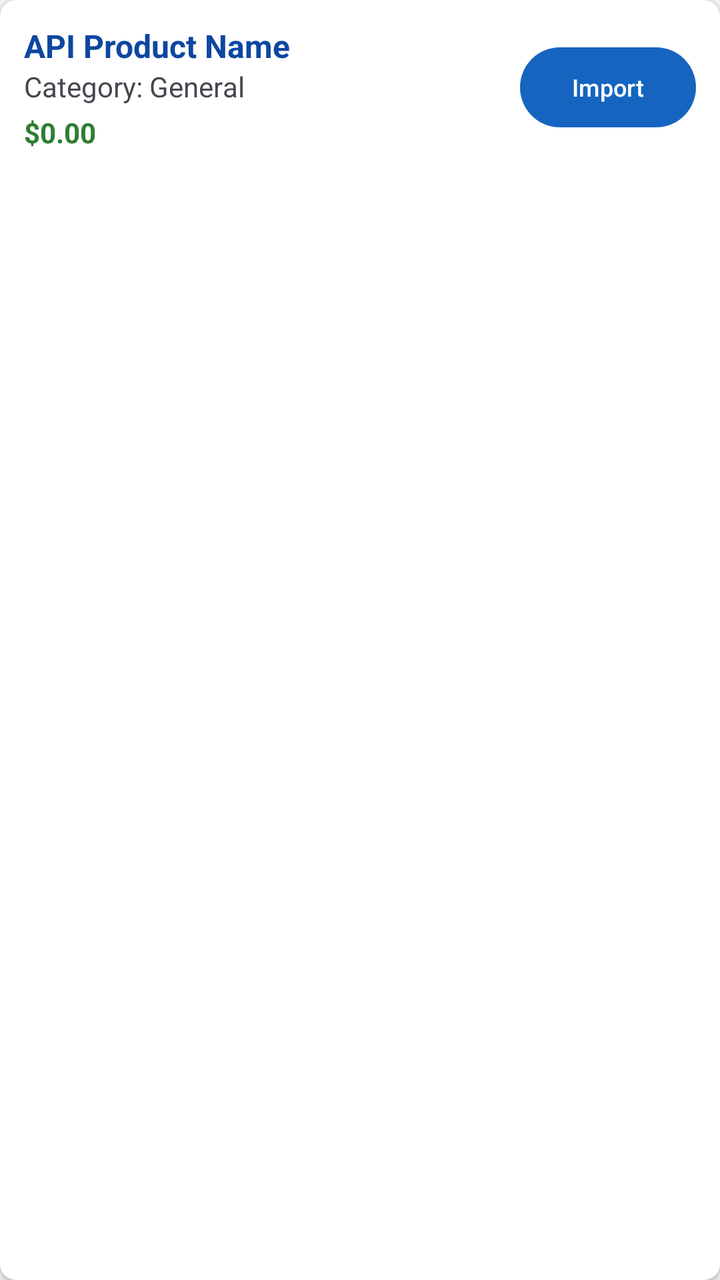
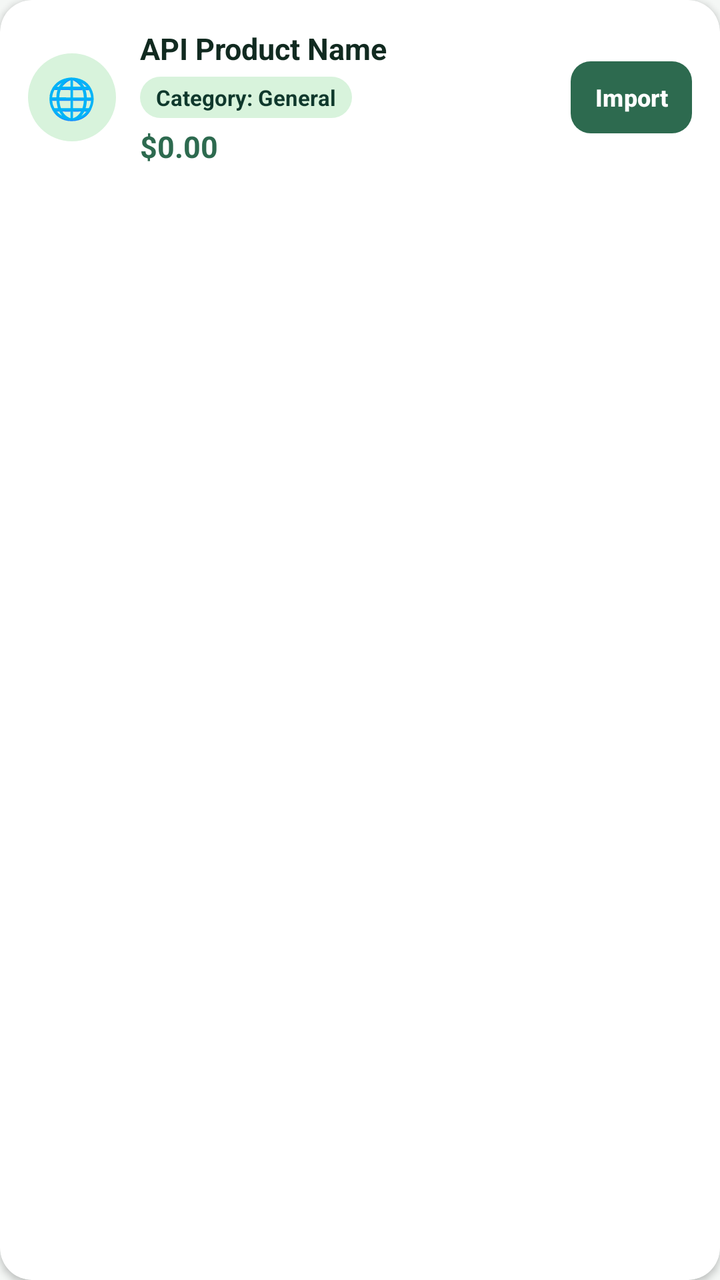

Two renders of the same Android screen: before a commit and after it. Below are the layout's source before the change and the commit's diff.
<!-- AndroidManifest.xml: application theme Theme.SmartShopManager -->
<!-- res/layout/item_api_product.xml -->
<?xml version="1.0" encoding="utf-8"?>
<androidx.cardview.widget.CardView xmlns:android="http://schemas.android.com/apk/res/android"
    xmlns:app="http://schemas.android.com/apk/res-auto"
    android:layout_width="match_parent"
    android:layout_height="wrap_content"
    android:layout_marginHorizontal="8dp"
    android:layout_marginVertical="4dp"
    app:cardCornerRadius="8dp"
    app:cardElevation="2dp">

    <LinearLayout
        android:layout_width="match_parent"
        android:layout_height="wrap_content"
        android:orientation="horizontal"
        android:padding="12dp"
        android:gravity="center_vertical">

        <LinearLayout
            android:layout_width="0dp"
            android:layout_height="wrap_content"
            android:layout_weight="1"
            android:orientation="vertical">

            <TextView
                android:id="@+id/tvApiProductName"
                android:layout_width="match_parent"
                android:layout_height="wrap_content"
                android:text="API Product Name"
                android:textColor="@color/primary_dark"
                android:textSize="16sp"
                android:textStyle="bold" />

            <TextView
                android:id="@+id/tvApiProductCategory"
                android:layout_width="match_parent"
                android:layout_height="wrap_content"
                android:text="Category: General"
                android:textSize="14sp" />

            <TextView
                android:id="@+id/tvApiProductPrice"
                android:layout_width="match_parent"
                android:layout_height="wrap_content"
                android:text="$0.00"
                android:textColor="@color/success"
                android:textStyle="bold"
                android:layout_marginTop="4dp" />

        </LinearLayout>

        <Button
            android:id="@+id/btnImportProduct"
            android:layout_width="wrap_content"
            android:layout_height="wrap_content"
            android:text="Import"
            android:textSize="12sp" />

    </LinearLayout>

</androidx.cardview.widget.CardView>
<!-- resources referenced by this layout -->
<resources>
  <color name="primary_dark">#0D47A1</color>
  <color name="success">#2E7D32</color>
  <style name="Theme.SmartShopManager" parent="Theme.Material3.DayNight.NoActionBar">
          <item name="colorPrimary">@color/primary</item>
          <item name="colorPrimaryDark">@color/primary_dark</item>
          <item name="colorSecondary">@color/accent</item>
          <item name="android:windowBackground">@color/background</item>
      </style>
  <color name="primary">#1565C0</color>
  <color name="accent">#FF6F00</color>
  <color name="background">#F5F5F5</color>
</resources>

<!-- the commit's change to res/layout/item_api_product.xml (unified diff, before → after) -->
@@ -3,17 +3,33 @@
     xmlns:app="http://schemas.android.com/apk/res-auto"
     android:layout_width="match_parent"
     android:layout_height="wrap_content"
-    android:layout_marginHorizontal="8dp"
-    android:layout_marginVertical="4dp"
-    app:cardCornerRadius="8dp"
+    android:layout_marginHorizontal="2dp"
+    android:layout_marginVertical="6dp"
+    app:cardBackgroundColor="@color/card_background"
+    app:cardCornerRadius="16dp"
     app:cardElevation="2dp">
 
     <LinearLayout
         android:layout_width="match_parent"
         android:layout_height="wrap_content"
+        android:gravity="center_vertical"
         android:orientation="horizontal"
-        android:padding="12dp"
-        android:gravity="center_vertical">
+        android:padding="14dp">
+
+        
+        <FrameLayout
+            android:layout_width="44dp"
+            android:layout_height="44dp"
+            android:layout_marginEnd="12dp"
+            android:background="@drawable/avatar_badge_bg">
+
+            <TextView
+                android:layout_width="wrap_content"
+                android:layout_height="wrap_content"
+                android:layout_gravity="center"
+                android:text="🌐"
+                android:textSize="20sp" />
+        </FrameLayout>
 
         <LinearLayout
             android:layout_width="0dp"
@@ -26,34 +42,50 @@
                 android:layout_width="match_parent"
                 android:layout_height="wrap_content"
                 android:text="API Product Name"
-                android:textColor="@color/primary_dark"
-                android:textSize="16sp"
+                android:textColor="@color/text_primary"
+                android:textSize="15sp"
                 android:textStyle="bold" />
 
             <TextView
                 android:id="@+id/tvApiProductCategory"
-                android:layout_width="match_parent"
+                android:layout_width="wrap_content"
                 android:layout_height="wrap_content"
+                android:layout_marginTop="4dp"
+                android:background="@drawable/chip_bg"
+                android:paddingHorizontal="8dp"
+                android:paddingVertical="3dp"
                 android:text="Category: General"
-                android:textSize="14sp" />
+                android:textColor="@color/primary"
+                android:textSize="11sp"
+                android:textStyle="bold" />
 
             <TextView
                 android:id="@+id/tvApiProductPrice"
                 android:layout_width="match_parent"
                 android:layout_height="wrap_content"
+                android:layout_marginTop="4dp"
                 android:text="$0.00"
                 android:textColor="@color/success"
-                android:textStyle="bold"
-                android:layout_marginTop="4dp" />
+                android:textSize="15sp"
+                android:textStyle="bold" />
 
         </LinearLayout>
 
-        <Button
+        <com.google.android.material.button.MaterialButton
             android:id="@+id/btnImportProduct"
             android:layout_width="wrap_content"
-            android:layout_height="wrap_content"
+            android:layout_height="36dp"
+            android:layout_marginStart="8dp"
+            android:insetTop="0dp"
+            android:insetBottom="0dp"
+            android:minHeight="0dp"
+            android:minWidth="0dp"
+            android:paddingHorizontal="12dp"
             android:text="Import"
-            android:textSize="12sp" />
+            android:textSize="12sp"
+            android:textStyle="bold"
+            app:backgroundTint="@color/success"
+            app:cornerRadius="10dp" />
 
     </LinearLayout>
 
<!-- resource entries referenced after the edit -->
@@ -1,15 +1,50 @@
 <!-- resources referenced by this layout -->
 <resources>
-  <color name="primary_dark">#0D47A1</color>
-  <color name="success">#2E7D32</color>
+  <color name="card_background">#FFFFFF</color>
+  <color name="primary_dark">#08271E</color>
+  <color name="success">#2D6A4F</color>
+  <color name="text_primary">#112A20</color>
+  <!-- drawable avatar_badge_bg (drawable) -->
+  <?xml version="1.0" encoding="utf-8"?>
+  <shape xmlns:android="http://schemas.android.com/apk/res/android"
+      android:shape="oval">
+      <solid android:color="@color/mint_badge" />
+  </shape>
+  <!-- drawable chip_bg (drawable) -->
+  <?xml version="1.0" encoding="utf-8"?>
+  <shape xmlns:android="http://schemas.android.com/apk/res/android"
+      android:shape="rectangle">
+      <solid android:color="@color/mint_badge" />
+      <corners android:radius="16dp" />
+  </shape>
   <style name="Theme.SmartShopManager" parent="Theme.Material3.DayNight.NoActionBar">
           <item name="colorPrimary">@color/primary</item>
           <item name="colorPrimaryDark">@color/primary_dark</item>
           <item name="colorSecondary">@color/accent</item>
           <item name="android:windowBackground">@color/background</item>
+          <item name="colorSurface">@color/card_background</item>
+  
+          
+          <item name="alertDialogTheme">@style/RoundedAlertDialogTheme</item>
+          <item name="materialAlertDialogTheme">@style/RoundedAlertDialogTheme</item>
       </style>
-  <color name="primary">#1565C0</color>
-  <color name="accent">#FF6F00</color>
-  <color name="background">#F5F5F5</color>
+  <color name="mint_badge">#D8F3DC</color>
+  <color name="primary">#0F382C</color>
+  <color name="accent">#40916C</color>
+  <color name="background">#F4F7F5</color>
+  <style name="RoundedAlertDialogTheme" parent="ThemeOverlay.Material3.MaterialAlertDialog">
+          <item name="shapeAppearanceOverlay">@style/ShapeAppearance.App.MediumComponent</item>
+          <item name="android:background">@drawable/dialog_bg</item>
+      </style>
+  <style name="ShapeAppearance.App.MediumComponent" parent="ShapeAppearance.Material3.MediumComponent">
+          <item name="cornerSize">20dp</item>
+      </style>
+  <!-- drawable dialog_bg (drawable) -->
+  <?xml version="1.0" encoding="utf-8"?>
+  <shape xmlns:android="http://schemas.android.com/apk/res/android"
+      android:shape="rectangle">
+      <solid android:color="@color/card_background" />
+      <corners android:radius="20dp" />
+  </shape>
 </resources>
 
